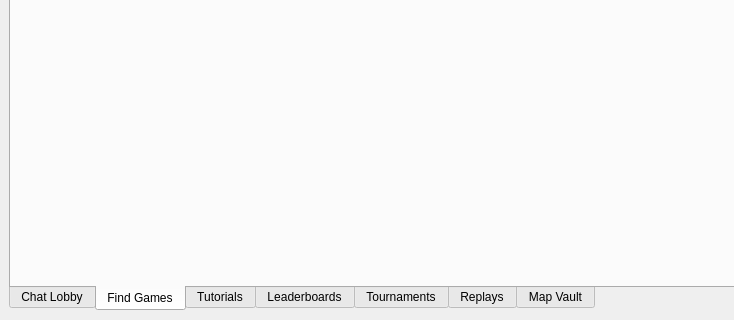
First picture: the form in src/_res/client/client.ui, repository IDragonfire/modular-client, before the edit; both pictures show x 0 to 734 and y 280 to 600 of the 1024 by 600 pixel window.
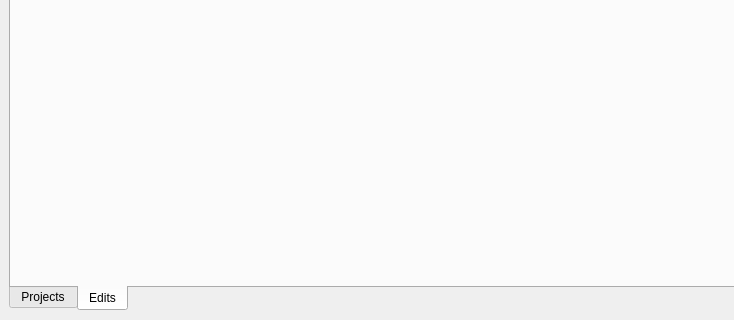
Second picture: the form after the edit. The open tabs and pages were chosen to show the change.

Commit message: Starting nozon project management

The edit to the form file:
```diff
--- a/src/_res/client/client.ui
+++ b/src/_res/client/client.ui
@@ -85,7 +85,7 @@
       </property>
       <widget class="QWidget" name="chatTab">
        <attribute name="title">
-        <string>Chat Lobby</string>
+        <string>Projects</string>
        </attribute>
        <layout class="QGridLayout" name="gridLayout">
         <property name="margin">
@@ -95,27 +95,7 @@
       </widget>
       <widget class="QWidget" name="gamesTab">
        <attribute name="title">
-        <string>Find Games</string>
-       </attribute>
-       <layout class="QGridLayout" name="gridLayout_7">
-        <property name="margin">
-         <number>6</number>
-        </property>
-       </layout>
-      </widget>
-      <widget class="QWidget" name="tutorialsTab">
-       <attribute name="title">
-        <string>Tutorials</string>
-       </attribute>
-       <layout class="QGridLayout" name="gridLayout_5">
-        <property name="margin">
-         <number>6</number>
-        </property>
-       </layout>
-      </widget>
-      <widget class="QWidget" name="ladderTab">
-       <attribute name="title">
-        <string>Leaderboards</string>
+        <string>Edits</string>
        </attribute>
        <layout class="QGridLayout" name="gridLayout_4">
         <property name="margin">
@@ -123,36 +103,6 @@
         </property>
        </layout>
       </widget>
-      <widget class="QWidget" name="tourneyTab">
-       <attribute name="title">
-        <string>Tournaments</string>
-       </attribute>
-       <layout class="QGridLayout" name="gridLayout_13">
-        <property name="margin">
-         <number>6</number>
-        </property>
-       </layout>
-      </widget>
-      <widget class="QWidget" name="replaysTab">
-       <attribute name="title">
-        <string>Replays</string>
-       </attribute>
-       <layout class="QGridLayout" name="gridLayout_2">
-        <property name="margin">
-         <number>6</number>
-        </property>
-       </layout>
-      </widget>
-      <widget class="QWidget" name="mapsTab">
-       <attribute name="title">
-        <string>Map Vault</string>
-       </attribute>
-       <layout class="QGridLayout" name="gridLayout_9">
-        <property name="margin">
-         <number>6</number>
-        </property>
-       </layout>
-      </widget>
      </widget>
     </item>
    </layout>
```
Left out of the diff: 30 changed lines with no effect on the pictures. The commit also changes 47 other files.
